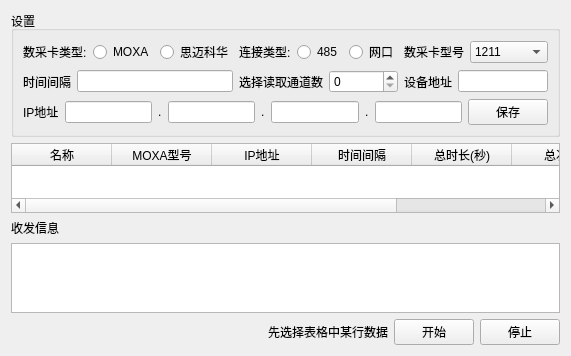
Old version of the form IOCardTool/daqset.ui in the repository LiBang0613/IOCardTool.
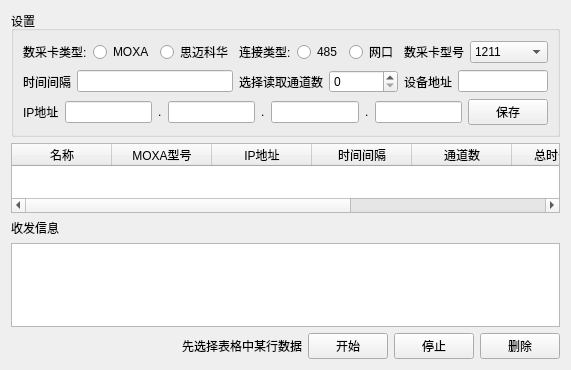
New version of the form.

Patch:
```diff
--- a/IOCardTool/daqset.ui
+++ b/IOCardTool/daqset.ui
@@ -6,8 +6,8 @@
    <rect>
     <x>0</x>
     <y>0</y>
-    <width>425</width>
-    <height>295</height>
+    <width>555</width>
+    <height>370</height>
    </rect>
   </property>
   <property name="windowTitle">
@@ -286,6 +286,13 @@
        </property>
       </widget>
      </item>
+     <item>
+      <widget class="QPushButton" name="pb_deleteInfo">
+       <property name="text">
+        <string>删除</string>
+       </property>
+      </widget>
+     </item>
     </layout>
    </item>
    <item row="1" column="0">
@@ -346,6 +353,11 @@
        <string>时间间隔</string>
       </property>
      </column>
+     <column>
+      <property name="text">
+       <string>通道数</string>
+      </property>
+     </column>
      <column>
       <property name="text">
        <string>总时长(秒)</string>
```
